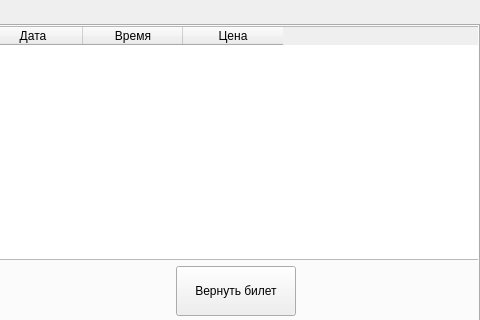
Above: frontend/ui/userMenu.ui from koccyx/TravelMaster before the change; both pictures show x 320 to 800 and y 0 to 320 of the 800 by 500 pixel window. Below: the same form after it.
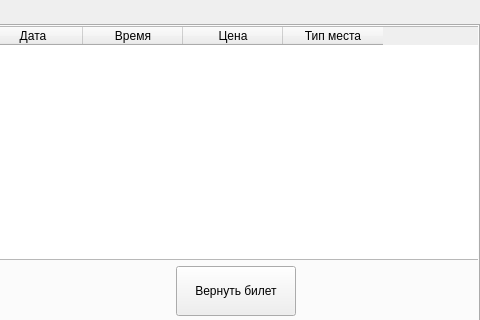
That is the form after the change. The open tabs and pages were chosen to show the change.

Diff of the .ui file:
```diff
--- a/frontend/ui/userMenu.ui
+++ b/frontend/ui/userMenu.ui
@@ -503,6 +503,11 @@
            <string>Цена</string>
           </property>
          </column>
+         <column>
+          <property name="text">
+           <string>Тип места</string>
+          </property>
+         </column>
         </widget>
        </item>
        <item>
```
